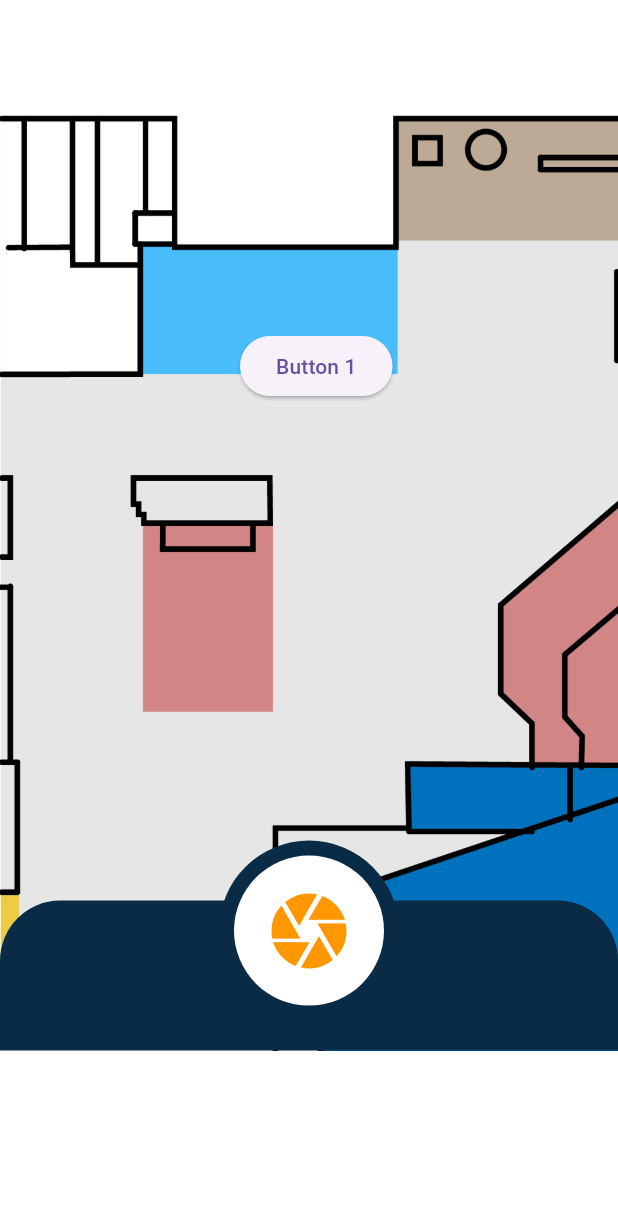
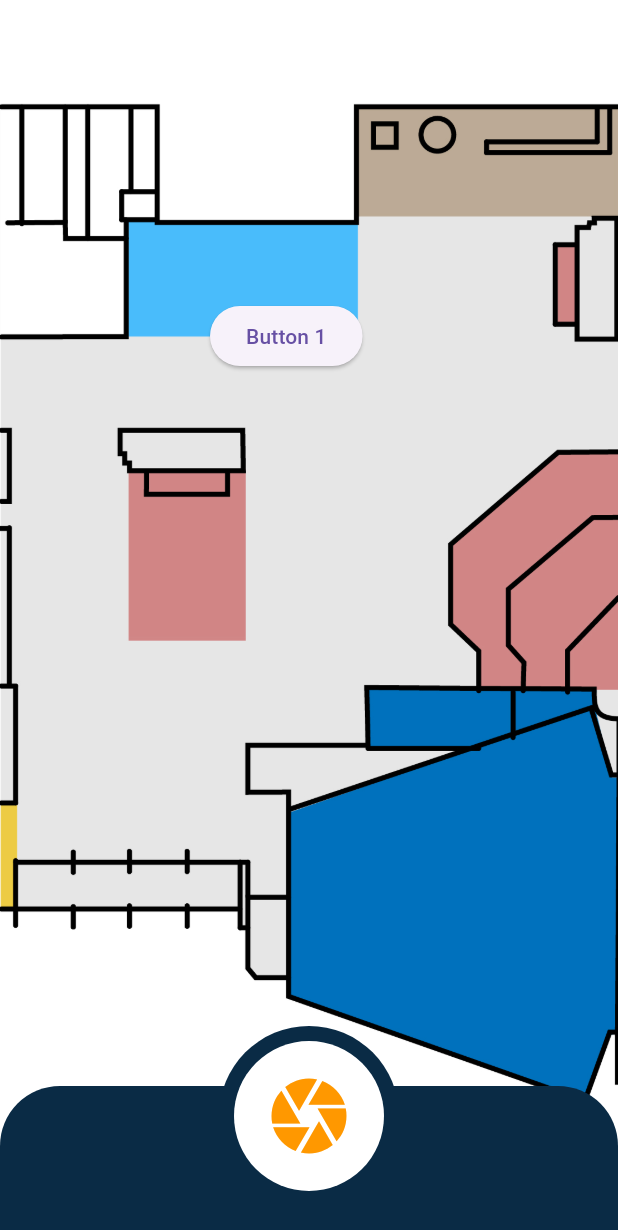
Before and after one commit to Thomas-More-Digital-Innovation/2324-ITF-001-AR-rondleiding, a Flutter app: the screen it shows after launch, on a phone screen of 412 x 824 dp. Shown: the top 1230 px of the screen. Run offline on Flutter 3.47's test engine with Material 3 defaults, Android fonts, the phone set to English and light mode, and no system bars.

Commit message:
camera knop gepossioneerd

```diff
--- a/code/lib/components/PositionedButton.dart
+++ b/code/lib/components/PositionedButton.dart
@@ -1,5 +1,5 @@
 import 'package:flutter/material.dart';
-import 'package:code/screens/DetailPage.dart';
+import 'package:code/screens/CameraPage.dart';
 
 class PositionedButton extends StatelessWidget {
   final int index;
--- a/code/lib/screens/HomePage.dart
+++ b/code/lib/screens/HomePage.dart
@@ -12,7 +12,7 @@ class HomePage extends StatelessWidget {
         children: [
           // Main interactive viewer with the image and positioned buttons
           SizedBox(
-            height: MediaQuery.of(context).size.height * 0.85,
+            height: MediaQuery.of(context).size.height,
             child: InteractiveViewer(
               boundaryMargin: const EdgeInsets.all(20),
               minScale: 0.1,
@@ -23,11 +23,11 @@ class HomePage extends StatelessWidget {
                   Image.asset(
                     'assets/images/grondplan_rondleiding_groot.jpg',
                     fit: BoxFit.fitHeight,
-                    height: MediaQuery.of(context).size.height,
+                    height: MediaQuery.of(context).size.height* 0.90,
                   ),
                   // Custom positioned buttons
-                  const PositionedButton(index: 1, x: 160, y: 220),
-                  const PositionedButton(index: 2, x: 930, y: 260),
+                  const PositionedButton(index: 1, x: 140, y: 200),
+                  const PositionedButton(index: 2, x: 850, y: 240),
                 ],
               ),
             ),
```
Also changed, not shown: code/lib/screens/CameraPage.dart (renamed from code/lib/screens/DetailPage.dart).
